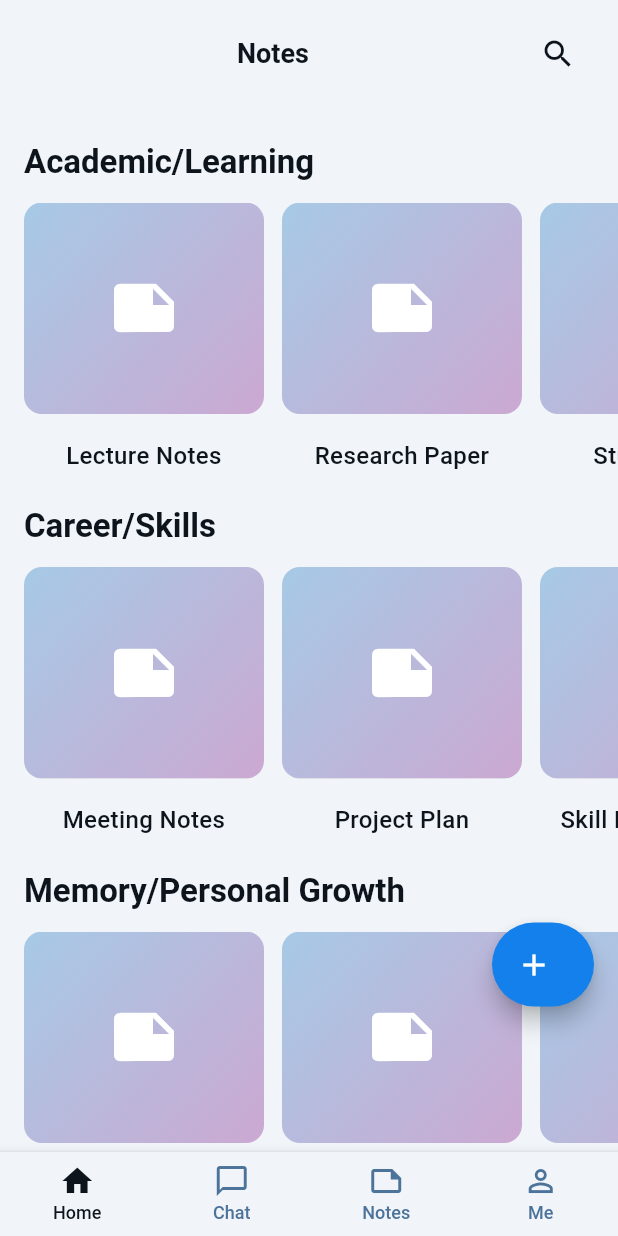
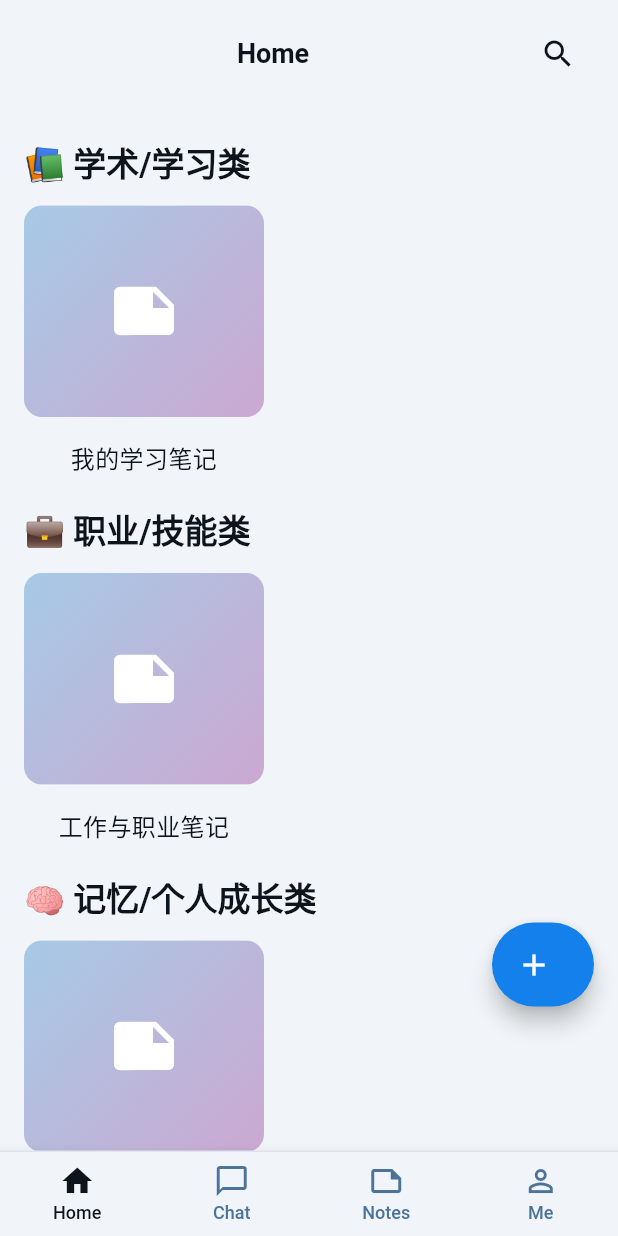
Before and after one commit to ai2083/ai-notes, a Flutter app: the screen it shows after launch, on a phone screen of 412 x 824 dp. Run offline on Flutter 3.47's test engine with Material 3 defaults, Android fonts, the phone set to English and light mode, and no system bars; our stand-ins replace cloud_firestore, dartz, equatable, firebase_auth, flutter_riverpod, get_it and 4 more; accounts and stored records are empty.

Commit message:
feat: Implement default note categories and user guide for AI Notes application
- Added default notes JSON file with predefined categories: Academic/Learning, Career/Skills, Memory/Personal Growth, and Fun/Children.
- Created a user guide detailing the application overview, default note categories, usage suggestions, and tips.
- Updated chat, note detail, notes list, and profile pages to ensure the correct tab is selected when active.
- Introduced a script to initialize default notes and user guide data.

```diff
--- /dev/null
+++ b/ai_notes_flutter/lib/data/default_notes_generator.dart
@@ -0,0 +1,152 @@
+import '../main.dart';
+
+class DefaultNotesGenerator {
+  static List<NoteCategory> generateDefaultNotes() {
+    return [
+      NoteCategory(
+        title: '📚 学术/学习类',
+        items: [
+          NoteItem(
+            'Flutter开发入门',
+            'https://images.unsplash.com/photo-1434030216411-0b793f4b4173?w=400',
+          ),
+          NoteItem(
+            '数学笔记',
+            'https://images.unsplash.com/photo-1507003211169-0a1dd7228f2d?w=400',
+          ),
+          NoteItem(
+            '历史学习指南',
+            'https://images.unsplash.com/photo-1481627834876-b7833e8f5570?w=400',
+          ),
+          NoteItem(
+            '科学实验报告',
+            'https://images.unsplash.com/photo-1532094349884-543bc11b234d?w=400',
+          ),
+          NoteItem(
+            '语言学习',
+            'https://images.unsplash.com/photo-1516321318423-f06f85e504b3?w=400',
+          ),
+        ],
+      ),
+      NoteCategory(
+        title: '💼 职业/技能类',
+        items: [
+          NoteItem(
+            '项目管理',
+            'https://images.unsplash.com/photo-1517180102446-f3ece451e9d8?w=400',
+          ),
+          NoteItem(
+            '团队会议总结',
+            'https://images.unsplash.com/photo-1611224923853-80b023f02d71?w=400',
+          ),
+          NoteItem(
+            '技能发展计划',
+            'https://images.unsplash.com/photo-1434030216411-0b793f4b4173?w=400',
+          ),
+          NoteItem(
+            '面试准备',
+            'https://images.unsplash.com/photo-1507003211169-0a1dd7228f2d?w=400',
+          ),
+          NoteItem(
+            '职业规划',
+            'https://images.unsplash.com/photo-1586281380349-632531db7ed4?w=400',
+          ),
+        ],
+      ),
+      NoteCategory(
+        title: '🧠 记忆/个人成长类',
+        items: [
+          NoteItem(
+            '每日日记',
+            'https://images.unsplash.com/photo-1481627834876-b7833e8f5570?w=400',
+          ),
+          NoteItem(
+            '2025个人目标',
+            'https://images.unsplash.com/photo-1484480974693-6ca0a78fb36b?w=400',
+          ),
+          NoteItem(
+            '读书反思',
+            'https://images.unsplash.com/photo-1497633762265-9d179a990aa6?w=400',
+          ),
+          NoteItem(
+            '正念练习',
+            'https://images.unsplash.com/photo-1506905925346-21bda4d32df4?w=400',
+          ),
+          NoteItem(
+            '感恩日记',
+            'https://images.unsplash.com/photo-1434030216411-0b793f4b4173?w=400',
+          ),
+        ],
+      ),
+      NoteCategory(
+        title: '🎮 趣味/儿童类',
+        items: [
+          NoteItem(
+            '动物与自然',
+            'https://images.unsplash.com/photo-1506905925346-21bda4d32df4?w=400',
+          ),
+          NoteItem(
+            '食物与饮品',
+            'https://images.unsplash.com/photo-1484480974693-6ca0a78fb36b?w=400',
+          ),
+          NoteItem(
+            '国家与首都',
+            'https://images.unsplash.com/photo-1488646953014-85cb44e25828?w=400',
+          ),
+          NoteItem(
+            '数字与颜色',
+            'https://images.unsplash.com/photo-1495521821757-a2efac64471b?w=400',
+          ),
+          NoteItem(
+            '故事角色',
+            'https://images.unsplash.com/photo-1481627834876-b7833e8f5570?w=400',
+          ),
+        ],
+      ),
+    ];
+  }
+
+  /// 为特定类型生成单个默认笔记
+  static NoteItem generateSingleNote(String category, String title, {String? customImageUrl}) {
+    final imageUrls = {
+      'academic': 'https://images.unsplash.com/photo-1434030216411-0b793f4b4173?w=400',
+      'career': 'https://images.unsplash.com/photo-1517180102446-f3ece451e9d8?w=400',
+      'personal': 'https://images.unsplash.com/photo-1481627834876-b7833e8f5570?w=400',
+      'fun': 'https://images.unsplash.com/photo-1506905925346-21bda4d32df4?w=400',
+    };
+
+    final imageUrl = customImageUrl ?? imageUrls[category.toLowerCase()] ?? imageUrls['fun']!;
+
+    return NoteItem(title, imageUrl);
+  }
+
+  /// 为每个类型生成一个默认笔记的简化版本
+  static List<NoteCategory> generateMinimalDefaultNotes() {
+    return [
+      NoteCategory(
+        title: '📚 学术/学习类',
+        items: [
+          generateSingleNote('academic', '我的学习笔记'),
+        ],
+      ),
+      NoteCategory(
+        title: '💼 职业/技能类',
+        items: [
+          generateSingleNote('career', '工作与职业笔记'),
+        ],
+      ),
+      NoteCategory(
+        title: '🧠 记忆/个人成长类',
+        items: [
+          generateSingleNote('personal', '个人日记'),
+        ],
+      ),
+      NoteCategory(
+        title: '🎮 趣味/儿童类',
+        items: [
+          generateSingleNote('fun', '趣味学习笔记'),
+        ],
+      ),
+    ];
+  }
+}
--- a/ai_notes_flutter/lib/main.dart
+++ b/ai_notes_flutter/lib/main.dart
@@ -4,6 +4,7 @@ import 'pages/notes_list_page.dart';
 import 'pages/chat_page.dart';
 import 'pages/profile_page.dart';
 import 'pages/note_detail_page.dart';
+import 'data/default_notes_generator.dart';
 
 void main() {
   runApp(const ProviderScope(child: MyApp()));
@@ -36,68 +37,26 @@ class NotesHomePage extends StatefulWidget {
 class _NotesHomePageState extends State<NotesHomePage> {
   int _selectedIndex = 0; // Home tab is selected by default
 
-  final List<NoteCategory> categories = [
-    NoteCategory(
-      title: 'Academic/Learning',
-      items: [
-        NoteItem('Lecture Notes', 'https://images.unsplash.com/photo-1434030216411-0b793f4b4173?w=400'),
-        NoteItem('Research Paper', 'https://images.unsplash.com/photo-1507003211169-0a1dd7228f2d?w=400'),
-        NoteItem('Study Guide', 'https://images.unsplash.com/photo-1481627834876-b7833e8f5570?w=400'),
-        NoteItem('Class Project', 'https://images.unsplash.com/photo-1522202176988-66273c2fd55f?w=400'),
-        NoteItem('Online Course', 'https://images.unsplash.com/photo-1516321318423-f06f85e504b3?w=400'),
-        NoteItem('Textbook Summary', 'https://images.unsplash.com/photo-1497633762265-9d179a990aa6?w=400'),
-        NoteItem('Exam Prep', 'https://images.unsplash.com/photo-1434030216411-0b793f4b4173?w=400'),
-        NoteItem('Group Discussion', 'https://images.unsplash.com/photo-1515187029135-18ee286d815b?w=400'),
-        NoteItem('Lab Report', 'https://images.unsplash.com/photo-1532094349884-543bc11b234d?w=400'),
-        NoteItem('Presentation', 'https://images.unsplash.com/photo-1557804506-669a67965ba0?w=400'),
-      ],
-    ),
-    NoteCategory(
-      title: 'Career/Skills',
-      items: [
-        NoteItem('Meeting Notes', 'https://images.unsplash.com/photo-1517180102446-f3ece451e9d8?w=400'),
-        NoteItem('Project Plan', 'https://images.unsplash.com/photo-1611224923853-80b023f02d71?w=400'),
-        NoteItem('Skill Development', 'https://images.unsplash.com/photo-1434030216411-0b793f4b4173?w=400'),
-        NoteItem('Networking Event', 'https://images.unsplash.com/photo-1515187029135-18ee286d815b?w=400'),
-        NoteItem('Interview Prep', 'https://images.unsplash.com/photo-1507003211169-0a1dd7228f2d?w=400'),
-        NoteItem('Resume Update', 'https://images.unsplash.com/photo-1586281380349-632531db7ed4?w=400'),
-        NoteItem('Career Goals', 'https://images.unsplash.com/photo-1434030216411-0b793f4b4173?w=400'),
-        NoteItem('Industry Trends', 'https://images.unsplash.com/photo-1460925895917-afdab827c52f?w=400'),
-        NoteItem('Feedback Session', 'https://images.unsplash.com/photo-1517180102446-f3ece451e9d8?w=400'),
-        NoteItem('Performance Review', 'https://images.unsplash.com/photo-1454165804606-c3d57bc86b40?w=400'),
-      ],
-    ),
-    NoteCategory(
-      title: 'Memory/Personal Growth',
-      items: [
-        NoteItem('Journal Entry', 'https://images.unsplash.com/photo-1481627834876-b7833e8f5570?w=400'),
-        NoteItem('Personal Goals', 'https://images.unsplash.com/photo-1484480974693-6ca0a78fb36b?w=400'),
-        NoteItem('Book Summary', 'https://images.unsplash.com/photo-1497633762265-9d179a990aa6?w=400'),
-        NoteItem('Mindfulness Exercise', 'https://images.unsplash.com/photo-1506905925346-21bda4d32df4?w=400'),
-        NoteItem('Gratitude List', 'https://images.unsplash.com/photo-1434030216411-0b793f4b4173?w=400'),
-        NoteItem('Reflection', 'https://images.unsplash.com/photo-1481627834876-b7833e8f5570?w=400'),
-        NoteItem('Inspiration', 'https://images.unsplash.com/photo-1506905925346-21bda4d32df4?w=400'),
-        NoteItem('Learning Log', 'https://images.unsplash.com/photo-1434030216411-0b793f4b4173?w=400'),
-        NoteItem('Habit Tracker', 'https://images.unsplash.com/photo-1484480974693-6ca0a78fb36b?w=400'),
-        NoteItem('Memory', 'https://images.unsplash.com/photo-1481627834876-b7833e8f5570?w=400'),
-      ],
-    ),
-    NoteCategory(
-      title: 'Fun/Kids',
-      items: [
-        NoteItem('Family Activities', 'https://images.unsplash.com/photo-1511632765486-a01980e01a18?w=400'),
-        NoteItem('Kids\' Projects', 'https://images.unsplash.com/photo-1578662996442-48f60103fc96?w=400'),
-        NoteItem('Game Ideas', 'https://images.unsplash.com/photo-1606092195730-5d7b9af1efc5?w=400'),
-        NoteItem('Movie List', 'https://images.unsplash.com/photo-1489599510450-b6138516b045?w=400'),
-        NoteItem('Travel Plans', 'https://images.unsplash.com/photo-1488646953014-85cb44e25828?w=400'),
-        NoteItem('Recipes', 'https://images.unsplash.com/photo-1556909114-f6e7ad7d3136?w=400'),
-        NoteItem('Hobby Notes', 'https://images.unsplash.com/photo-1434030216411-0b793f4b4173?w=400'),
-        NoteItem('Creative Writing', 'https://images.unsplash.com/photo-1455390582262-044cdead277a?w=400'),
-        NoteItem('Event Planning', 'https://images.unsplash.com/photo-1511795409834-ef04bbd61622?w=400'),
-        NoteItem('Wish List', 'https://images.unsplash.com/photo-1434030216411-0b793f4b4173?w=400'),
-      ],
-    ),
-  ];
+  @override
+  void initState() {
+    super.initState();
+  }
+
+  @override
+  void didChangeDependencies() {
+    super.didChangeDependencies();
+    // Ensure Home tab is selected when this page is active
+    WidgetsBinding.instance.addPostFrameCallback((_) {
+      if (mounted && _selectedIndex != 0) {
+        setState(() {
+          _selectedIndex = 0;
+        });
+      }
+    });
+  }
+
+  // 使用默认笔记生成器为每个类型生成一个默认笔记
+  final List<NoteCategory> categories = DefaultNotesGenerator.generateMinimalDefaultNotes();
 
   @override
   Widget build(BuildContext context) {
@@ -115,7 +74,7 @@ class _NotesHomePageState extends State<NotesHomePage> {
                   const Expanded(
                     child: Center(
                       child: Text(
-                        'Notes',
+                        'Home',
                         style: TextStyle(
                           color: Color(0xFF0D141B),
                           fontSize: 18,
@@ -283,9 +242,14 @@ class _NotesHomePageState extends State<NotesHomePage> {
         child: BottomNavigationBar(
           currentIndex: _selectedIndex,
           onTap: (index) {
+            if (index == 0) {
+              // Stay on home page, just update state
               setState(() {
-              _selectedIndex = index;
+                _selectedIndex = 0;
               });
+            } else {
+              // For other tabs, navigate but don't update state here
+              // The state will be handled by didChangeDependencies when returning
               if (index == 1) {
                 // Navigate to chat page
                 Navigator.push(
@@ -310,6 +274,7 @@ class _NotesHomePageState extends State<NotesHomePage> {
                     builder: (context) => const ProfilePage(),
                   ),
                 );
+              }
             }
           },
           type: BottomNavigationBarType.fixed,
```
Also changed, not shown: ai_notes_flutter/assets/data/default_notes.json (added, +94 -0 lines), ai_notes_flutter/lib/pages/chat_page.dart (+18 -0 lines), ai_notes_flutter/lib/pages/note_detail_page.dart (+13 -0 lines), ai_notes_flutter/lib/pages/notes_list_page.dart (+18 -0 lines), ai_notes_flutter/lib/pages/profile_page.dart (+18 -0 lines), ai_notes_flutter/scripts/assets/data/default_notes.json (added, +94 -0 lines), ai_notes_flutter/scripts/init_default_notes.dart (added, +205 -0 lines), 3 other files. Lines whose indentation alone changed are shown as unchanged.
